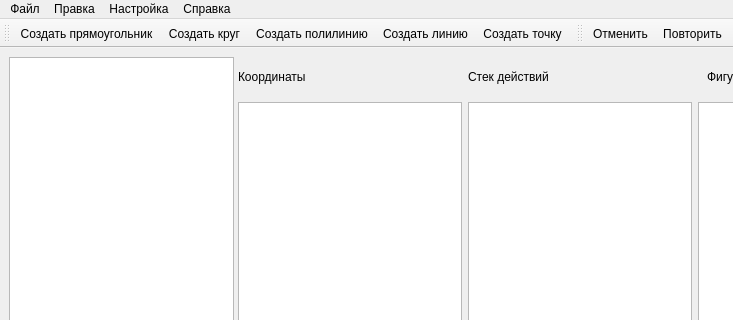
mariekarelina/QLabelMe, file src/qlabelme/widgets/main_window.ui: the form before one commit; both pictures show x 0 to 733 and y 0 to 320 of the 931 by 677 pixel window.
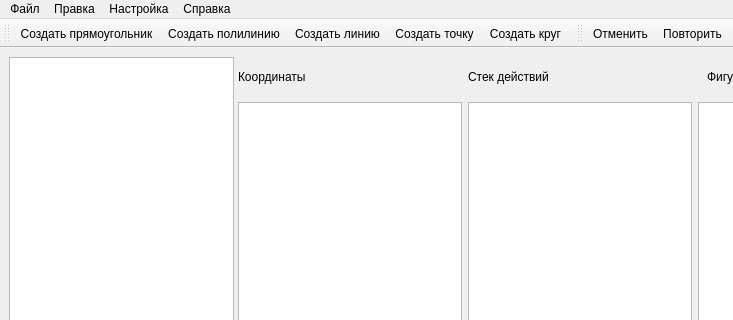
The form after the commit. Icons and pictures are not drawn. Custom widgets are drawn as their Qt base class.

Commit message: Исправлен порядок фигур в правой панели при удалении

The edit to the form file:
```diff
--- a/src/qlabelme/widgets/main_window.ui
+++ b/src/qlabelme/widgets/main_window.ui
@@ -292,10 +292,10 @@
     <bool>false</bool>
    </attribute>
    <addaction name="actRect"/>
-   <addaction name="actCircle"/>
    <addaction name="actPolyline"/>
    <addaction name="actLine"/>
    <addaction name="actPoint"/>
+   <addaction name="actCircle"/>
   </widget>
   <widget class="QToolBar" name="toolBar_2">
    <property name="windowTitle">
```
The commit also changes 1 other file.
